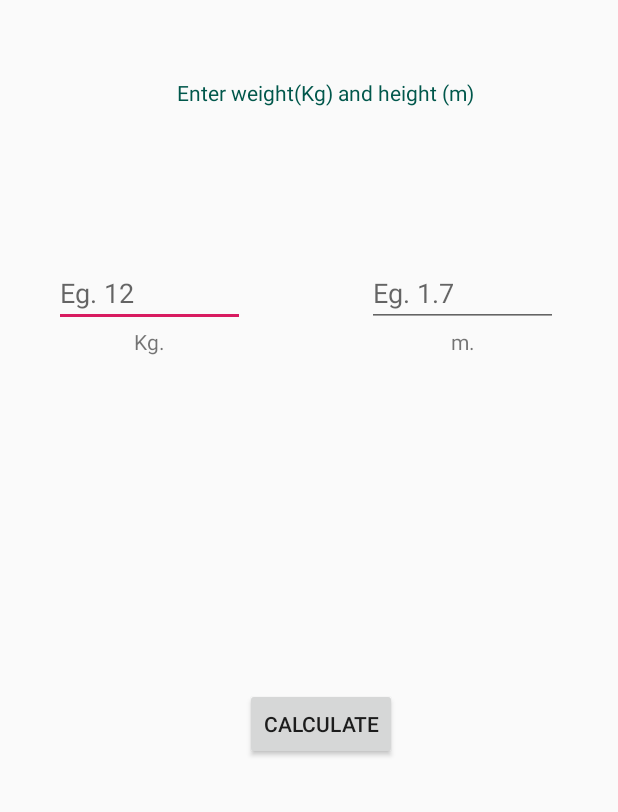
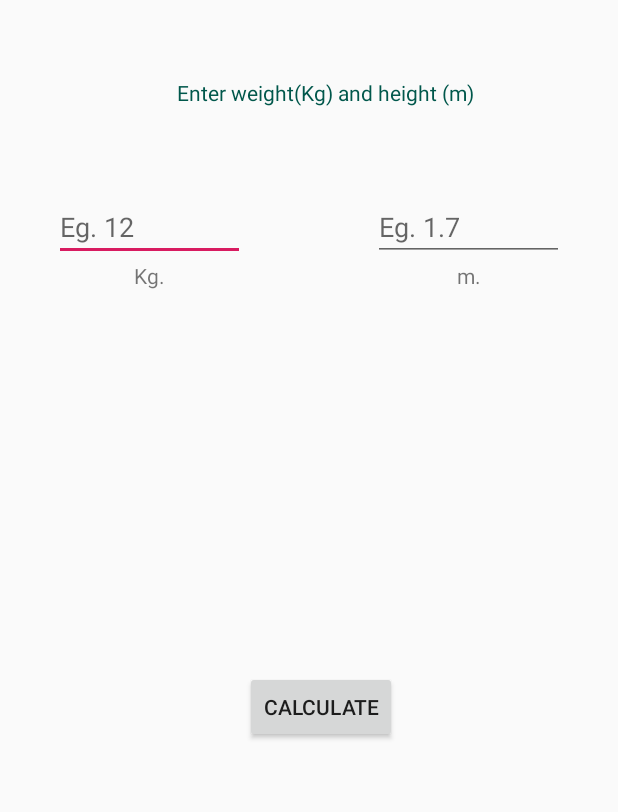
Before and after one commit to bxettri/BMIcalc, an Android app: the screen it shows after launch (MainActivity), on a phone screen of 412 x 824 dp, the part 424-1236 px from its top. Run offline under Robolectric (Android 15) with nearby library versions, the phone set to English and light mode, and no system bars.

Commit message:
Complete application

```diff
--- a/app/src/main/java/com/example/bmicalculator/MainActivity.java
+++ b/app/src/main/java/com/example/bmicalculator/MainActivity.java
@@ -26,6 +26,7 @@ public class MainActivity extends AppCompatActivity implements View.OnClickListe
         btncal.setOnClickListener((View.OnClickListener) this);
     }
 
+    //validation
     public boolean valid(){
         if(et1.getText().toString().trim().equals("") || et2.getText().toString().trim().equals("")){
             return true;
--- a/app/src/main/res/layout/activity_main.xml
+++ b/app/src/main/res/layout/activity_main.xml
@@ -38,12 +38,12 @@
         android:layout_height="42dp"
         android:layout_marginStart="36dp"
         android:layout_marginLeft="36dp"
-        android:layout_marginTop="176dp"
-        android:singleLine="true"
-        android:maxLength="3"
+        android:layout_marginTop="132dp"
         android:ems="10"
         android:hint="Eg. 12"
         android:inputType="number"
+        android:maxLength="3"
+        android:singleLine="true"
         app:layout_constraintStart_toStartOf="parent"
         app:layout_constraintTop_toBottomOf="@+id/txtBMI" />
 
@@ -51,13 +51,13 @@
         android:id="@+id/txtHeight"
         android:layout_width="127dp"
         android:layout_height="42dp"
-        android:layout_marginTop="176dp"
-        android:singleLine="true"
-        android:maxLength="3"
-        android:layout_marginEnd="40dp"
-        android:layout_marginRight="40dp"
+        android:layout_marginTop="132dp"
+        android:layout_marginEnd="36dp"
+        android:layout_marginRight="36dp"
         android:ems="10"
         android:hint="Eg. 1.7"
+        android:maxLength="3"
+        android:singleLine="true"
 
         app:layout_constraintEnd_toEndOf="parent"
         app:layout_constraintTop_toBottomOf="@+id/txtBMI" />
@@ -73,7 +73,7 @@
         app:layout_constraintHorizontal_bias="0.0"
         app:layout_constraintStart_toEndOf="@+id/txtWeight"
         app:layout_constraintTop_toBottomOf="@+id/txtBMI"
-        app:layout_constraintVertical_bias="0.875" />
+        app:layout_constraintVertical_bias="0.835" />
 
     <TextView
         android:id="@+id/textView3"
@@ -95,17 +95,17 @@
 
     <TextView
         android:id="@+id/txtres"
-        android:layout_width="wrap_content"
-        android:layout_height="wrap_content"
+        android:layout_width="180dp"
+        android:layout_height="84dp"
         android:text=""
         android:textColor="@android:color/holo_blue_dark"
         android:textSize="18sp"
         app:layout_constraintBottom_toTopOf="@+id/btnCalculate"
         app:layout_constraintEnd_toEndOf="parent"
-        app:layout_constraintHorizontal_bias="0.498"
+        app:layout_constraintHorizontal_bias="0.599"
         app:layout_constraintStart_toStartOf="parent"
         app:layout_constraintTop_toBottomOf="@+id/textView"
-        app:layout_constraintVertical_bias="0.79"
+        app:layout_constraintVertical_bias="0.743"
         tools:ignore="MissingConstraints" />
 
 
```
